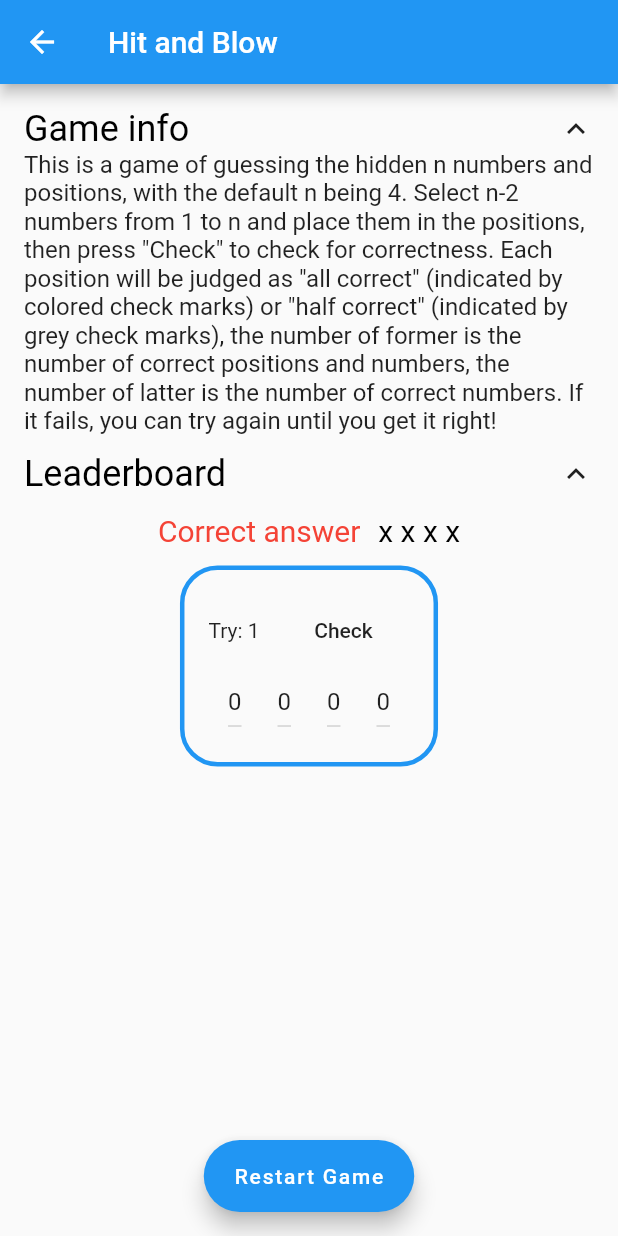
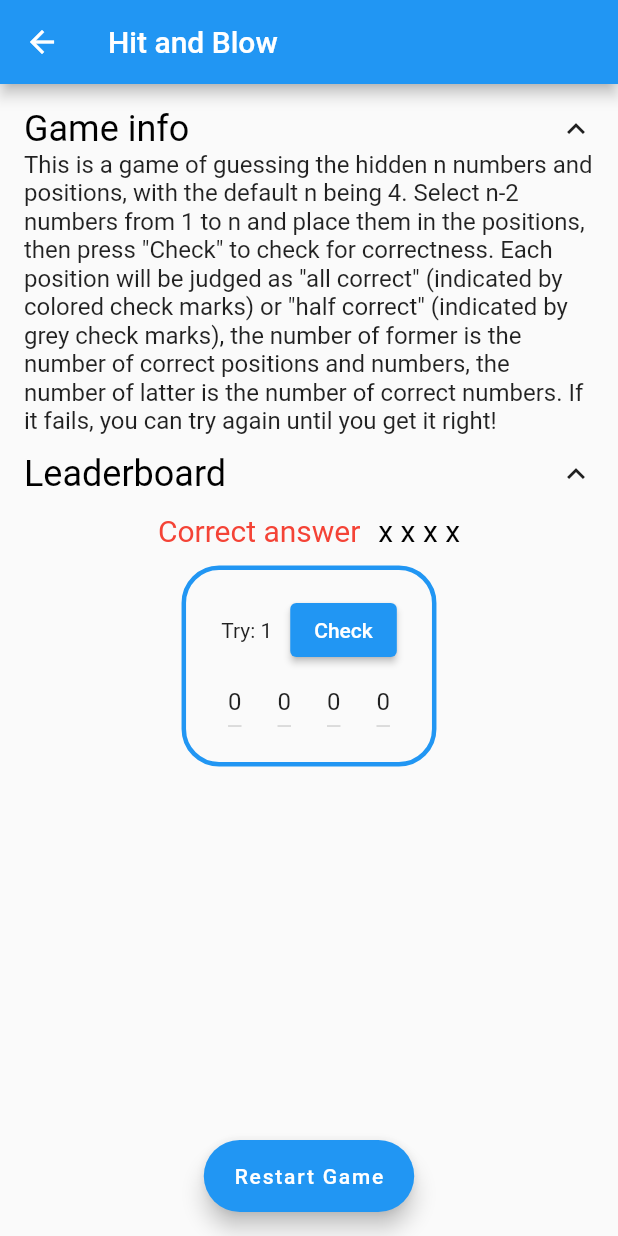
Before and after one commit to z7workbench/minigames, a Flutter app: the HitAndBlowHome screen opened directly, after a tap on "Start Game", on a phone screen of 412 x 824 dp. Run offline on Flutter 3.47's test engine with Material 2 defaults, Android fonts, the phone set to English and light mode, and no system bars; Roboto replaces fonts that are missing (MiSans).

Commit message:
perf: button

```diff
--- a/lib/games/hnb/hnb_boards.dart
+++ b/lib/games/hnb/hnb_boards.dart
@@ -60,7 +60,7 @@ class _CheckBoardState extends State<CheckBoard> {
               children: [
                 Text("Try: ${widget.times}"),
                 margin,
-                MaterialButton(
+                ElevatedButton(
                   onPressed: () => {widget.finished(_contentList)},
                   child: Text(S.of(context).check),
                 )
--- a/pubspec.yaml
+++ b/pubspec.yaml
@@ -15,7 +15,7 @@ publish_to: 'none' # Remove this line if you wish to publish to pub.dev
 # In iOS, build-name is used as CFBundleShortVersionString while build-number used as CFBundleVersion.
 # Read more about iOS versioning at
 # https://developer.apple.com/library/archive/documentation/General/Reference/InfoPlistKeyReference/Articles/CoreFoundationKeys.html
-version: 0.1.3+1
+version: 0.1.5+1
 
 environment:
   sdk: ">=2.16.0-80.1.beta <3.0.0"
```
